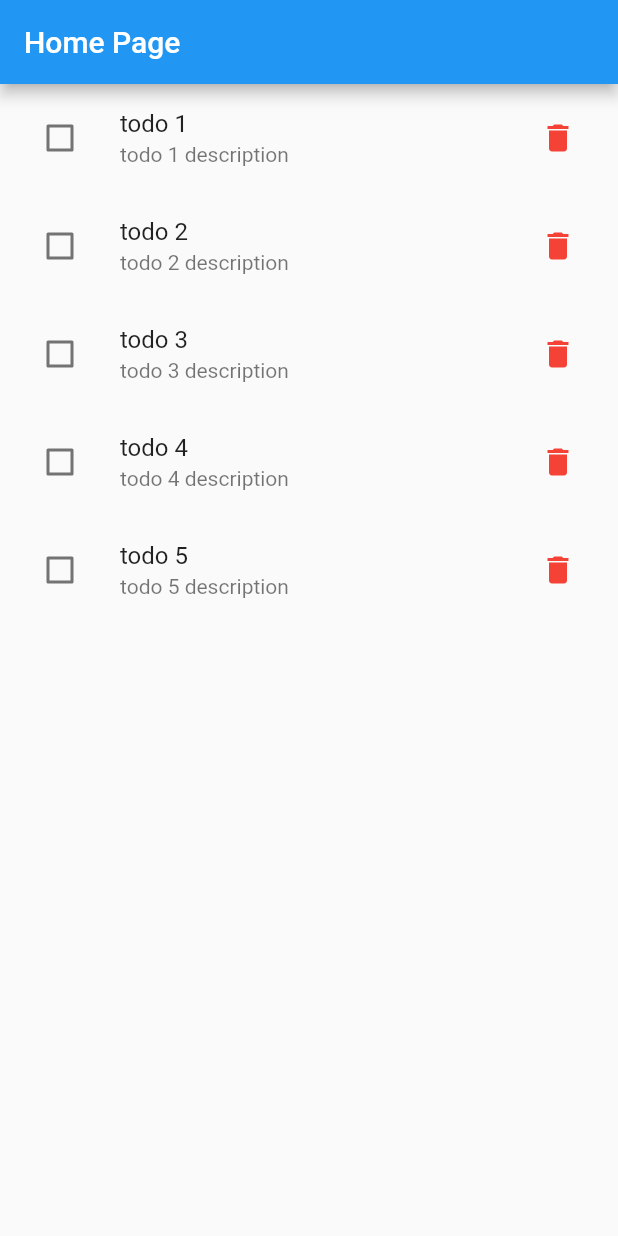
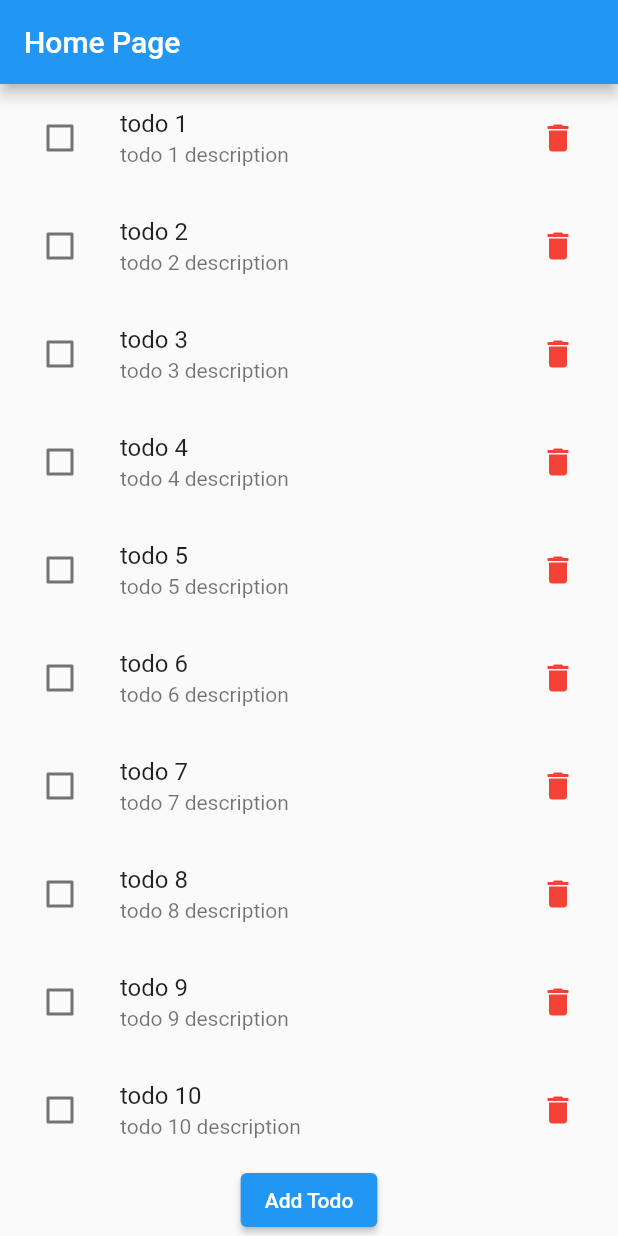
Before and after one commit to SanjayDevTech/flutter_todo, a Flutter app: the screen it shows after launch, on a phone screen of 412 x 824 dp. Run offline on Flutter 3.47's test engine with Material 2 defaults, Android fonts, the phone set to English and light mode, and no system bars.

Commit message:
add todo

```diff
--- a/assets/data/todos.json
+++ b/assets/data/todos.json
@@ -28,5 +28,89 @@
         "title": "todo 5",
         "description": "todo 5 description",
         "completed": false
+    },
+    {
+        "id": 6,
+        "title": "todo 6",
+        "description": "todo 6 description",
+        "completed": false
+    },
+    {
+        "id": 7,
+        "title": "todo 7",
+        "description": "todo 7 description",
+        "completed": false
+    },
+    {
+        "id": 8,
+        "title": "todo 8",
+        "description": "todo 8 description",
+        "completed": false
+    },
+    {
+        "id": 9,
+        "title": "todo 9",
+        "description": "todo 9 description",
+        "completed": false
+    },
+    {
+        "id": 10,
+        "title": "todo 10",
+        "description": "todo 10 description",
+        "completed": false
+    },
+    {
+        "id": 11,
+        "title": "todo 11",
+        "description": "todo 11 description",
+        "completed": false
+    },
+    {
+        "id": 12,
+        "title": "todo 12",
+        "description": "todo 12 description",
+        "completed": false
+    },
+    {
+        "id": 13,
+        "title": "todo 13",
+        "description": "todo 13 description",
+        "completed": false
+    },
+    {
+        "id": 14,
+        "title": "todo 14",
+        "description": "todo 14 description",
+        "completed": false
+    },
+    {
+        "id": 15,
+        "title": "todo 15",
+        "description": "todo 15 description",
+        "completed": false
+    },
+    {
+        "id": 16,
+        "title": "todo 16",
+        "description": "todo 16 description",
+        "completed": false
+    },
+    {
+        "id": 17,
+        "title": "todo 17",
+        "description": "todo 17 description",
+        "completed": false
+    },
+    {
+        "id": 18,
+        "title": "todo 18",
+        "description": "todo 18 description",
+        "completed": false
+    },
+    {
+        "id": 19,
+        "title": "todo 19",
+        "description": "todo 19 description",
+        "completed": false
     }
 ]
--- a/lib/home_page.dart
+++ b/lib/home_page.dart
@@ -66,8 +66,10 @@ class HomeTodoList extends StatefulWidget {
 
 class _HomeTodoListState extends State<HomeTodoList> {
   List<Todo> _todosList = [];
+  int _nextIndex = 0;
 
   Future<List<Todo>> getTodos() async {
+    await Future.delayed(const Duration(seconds: 4));
     var jsonString = await rootBundle.loadString('assets/data/todos.json');
     var json =
         (jsonDecode(jsonString) as List).map((e) => Todo.fromJson(e)).toList();
@@ -103,6 +105,7 @@ class _HomeTodoListState extends State<HomeTodoList> {
       (value) => {
         setState(() {
           _todosList = value;
+          _nextIndex = _todosList.length + 1;
         })
       },
     );
@@ -110,7 +113,11 @@ class _HomeTodoListState extends State<HomeTodoList> {
 
   @override
   Widget build(BuildContext context) {
-    return ListView.builder(
+    return Column(
+      children: [
+        Flexible(
+          child: ListView.builder(
+            key: const ValueKey("ListViewKey"),
             itemCount: _todosList.length,
             itemBuilder: (context, index) {
               var todo = _todosList[index];
@@ -125,7 +132,76 @@ class _HomeTodoListState extends State<HomeTodoList> {
                 },
               );
             },
+          ),
+        ),
+        Flexible(
+          flex: 0,
+          child: ElevatedButton(
+            onPressed: () {
+              late PersistentBottomSheetController controller;
+              controller = Scaffold.of(context).showBottomSheet((context) {
+                return TodoAddBottomSheet(
+                  onAdd: (title, description) {
+                    controller.close();
+                    setState(() {
+                      _todosList.add(Todo(
+                          id: _nextIndex,
+                          title: title,
+                          description: description,
+                          completed: false));
+
+                      _nextIndex++;
+                    });
+                  },
                 );
+              });
+            },
+            child: const Text("Add Todo"),
+          ),
+        ),
+      ],
+    );
+  }
+}
+
+class TodoAddBottomSheet extends StatelessWidget {
+  TodoAddBottomSheet({super.key, required this.onAdd});
+
+  final void Function(String, String) onAdd;
+  final TextEditingController _titleController = TextEditingController();
+  final TextEditingController _descriptionController = TextEditingController();
+
+  @override
+  Widget build(BuildContext context) {
+    return Form(
+        child: Padding(
+          padding: const EdgeInsets.all(16.0),
+          child: Column(
+      children: [
+          TextFormField(
+            controller: _titleController,
+            decoration: const InputDecoration(
+              labelText: "Title",
+            ),
+          ),
+          TextFormField(
+            controller: _descriptionController,
+            decoration: const InputDecoration(
+              labelText: "Description",
+            ),
+          ),
+          ElevatedButton(
+            onPressed: () {
+              onAdd(
+                _titleController.text,
+                _descriptionController.text,
+              );
+            },
+            child: const Text("Add"),
+          ),
+      ],
+    ),
+        ));
   }
 }
 
```
Lines whose indentation alone changed are shown as unchanged.
